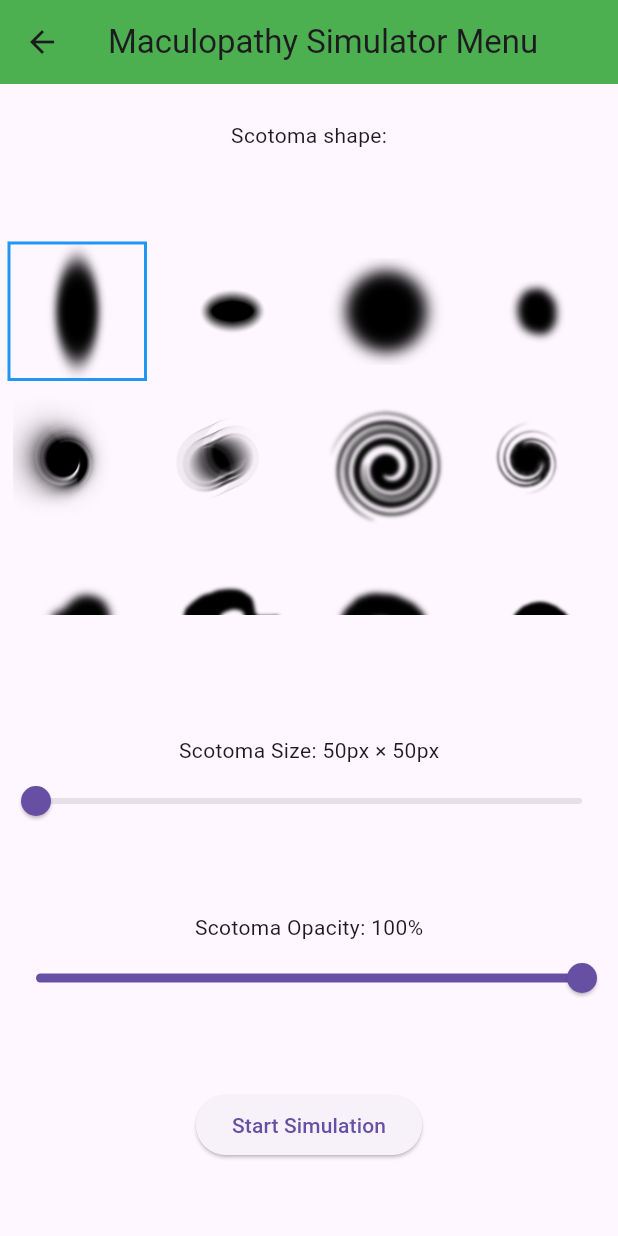
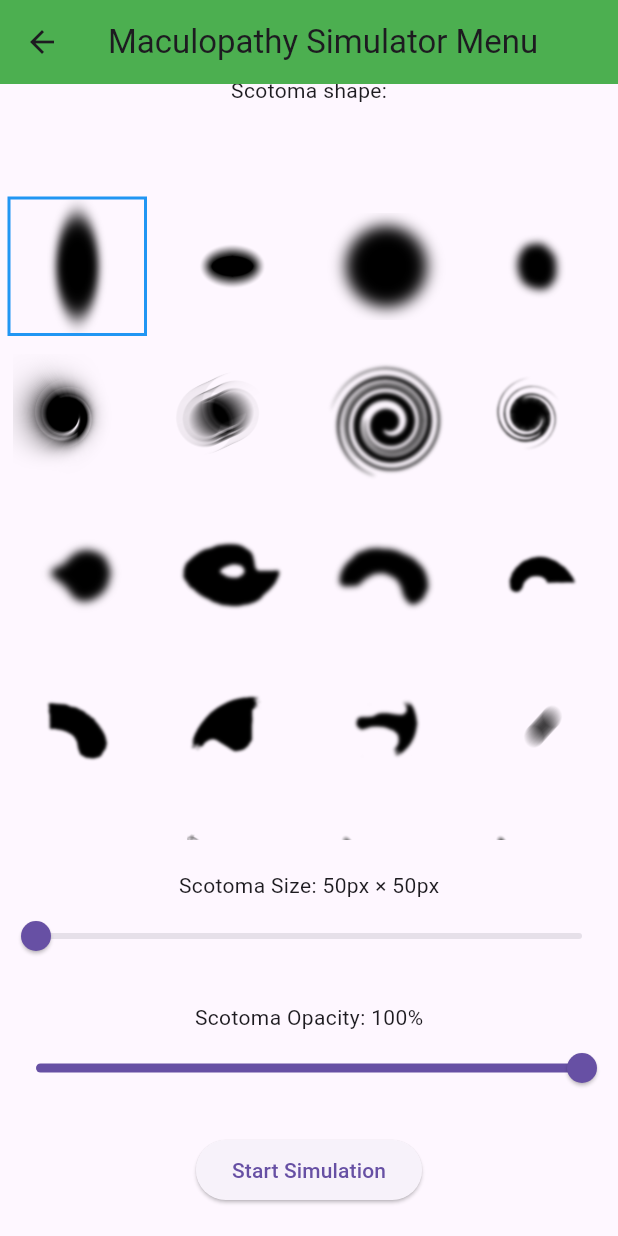
Before and after one commit to patricksartori/peripheral-vision, a Flutter app: the MaculopathySimulatorMenu screen opened by its route, on a phone screen of 412 x 824 dp. Run offline on Flutter 3.47's test engine with Material 3 defaults, Android fonts, the light colour scheme and no system bars; our stand-ins replace camera.

Commit message:
Update main.dart

```diff
--- a/peripheral_vision/lib/main.dart
+++ b/peripheral_vision/lib/main.dart
@@ -125,7 +125,8 @@ class _MaculopathySimulator extends State<MaculopathySimulator>
             backgroundColor: Colors.green,
           )
         ),
-        body: SizedBox(
+        body: Center(
+          child: SizedBox(
             child: Row(
               mainAxisAlignment: MainAxisAlignment.center,
               children: [
@@ -172,6 +173,7 @@ class _MaculopathySimulator extends State<MaculopathySimulator>
                   )
                 )
               ]
+            )
           )
         )
       )
@@ -394,7 +396,7 @@ class _MaculopathySimulatorMenuState extends State<MaculopathySimulatorMenu>
               mainAxisAlignment: MainAxisAlignment.center,
               children: <Widget>[
                 Container(
-                  margin: const EdgeInsets.only(top: 80.0),
+                  margin: const EdgeInsets.only(top: 50.0),
                   child: const Text("Scotoma shape:"),
                 ),
                 Expanded(
@@ -430,7 +432,7 @@ class _MaculopathySimulatorMenuState extends State<MaculopathySimulatorMenu>
                   ),
                 ),
                 Container(
-                  margin: const EdgeInsets.only(top: 80.0),
+                  margin: const EdgeInsets.only(top: 20.0),
                   child: Text(
                     'Scotoma Size: ${_resolutionValue.toInt()}px \u00d7 ${_resolutionValue.toInt()}px'
                   )
@@ -446,7 +448,7 @@ class _MaculopathySimulatorMenuState extends State<MaculopathySimulatorMenu>
                   },
                 ),
                 Container(
-                  margin: const EdgeInsets.only(top: 50.0),
+                  margin: const EdgeInsets.only(top: 20.0),
                   child: Text(
                     'Scotoma Opacity: ${_opacityValue.toInt()}%'
                   )
@@ -462,7 +464,7 @@ class _MaculopathySimulatorMenuState extends State<MaculopathySimulatorMenu>
                   },
                 ),
                 Container(
-                  margin: const EdgeInsets.only(top: 50.0, bottom: 50.0),
+                  margin: const EdgeInsets.only(top: 20.0, bottom: 20.0),
                   child: ElevatedButton(
                     child: const Text("Start Simulation"),
                     onPressed: () {
```
Lines whose indentation alone changed are shown as unchanged.
